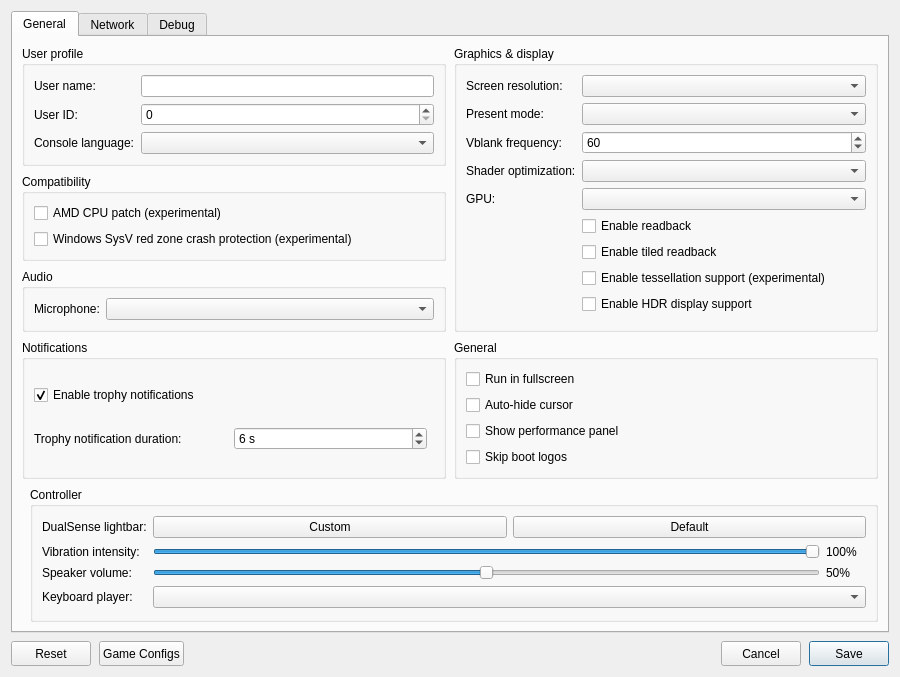
Qt form src/launcher/forms/configuration_edit_dialog.ui (vsajjadx/KytyPS5) before a commit.
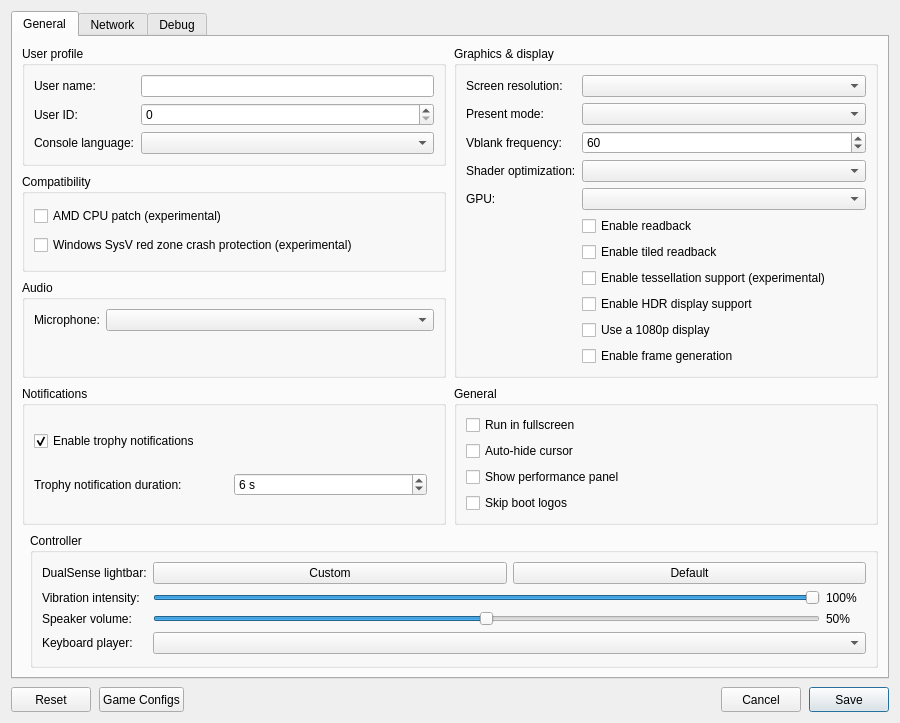
The same form after that commit. Custom widgets are drawn as their Qt base class.

Commit message:
videoout: add a 1080p display option and launcher switches
A PS5 connected to a 1080p TV reports a 1080p output and games render at
1080p; the emulator always reported 4K. --output-1080p reports a 1080p
display. UFC 6 then registers 1920x1080 flip buffers, and its menu went
from about 12 to 15 fps on an RTX 3080 with GPU waits down by a third.

The launcher gains "Use a 1080p display" and "Enable frame generation"
checkboxes that pass --output-1080p and --frame-generation.

What changed in the file:
```diff
--- a/src/launcher/forms/configuration_edit_dialog.ui
+++ b/src/launcher/forms/configuration_edit_dialog.ui
@@ -185,6 +185,18 @@
               <property name="text"><string>Enable HDR display support</string></property>
              </widget>
             </item>
+            <item row="9" column="1">
+             <widget class="QCheckBox" name="checkBox_output_1080p">
+              <property name="toolTip"><string>Report a 1080p display instead of 4K, as a PS5 connected to a 1080p TV does. Games then render at 1080p, which is much lighter on the GPU.</string></property>
+              <property name="text"><string>Use a 1080p display</string></property>
+             </widget>
+            </item>
+            <item row="10" column="1">
+             <widget class="QCheckBox" name="checkBox_frame_generation">
+              <property name="toolTip"><string>Show an AMD FSR 3.1 generated frame between game frames when the game runs below the display rate. Toggle in game with F3.</string></property>
+              <property name="text"><string>Enable frame generation</string></property>
+             </widget>
+            </item>
            </layout>
           </widget>
          </item>
```
The commit also changes 8 other files.
